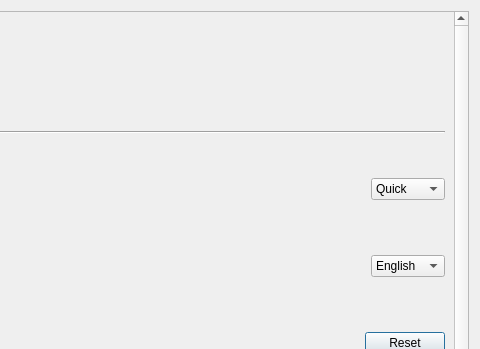
Qt form dialogs/settingsdialog.ui (commmrade/PasswordManager) before a commit; both pictures show x 371 to 851 and y 0 to 349 of the 851 by 688 pixel window.
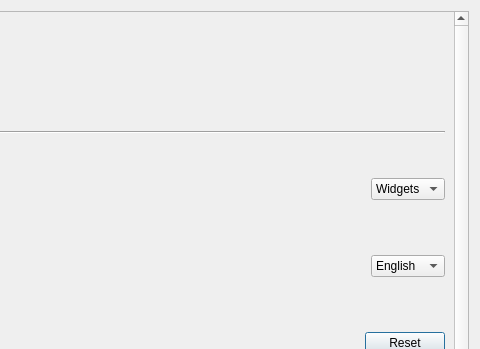
The same form after that commit.

The edit to the form file:
```diff
--- a/dialogs/settingsdialog.ui
+++ b/dialogs/settingsdialog.ui
@@ -129,7 +129,7 @@
           <widget class="QComboBox" name="guiTypeBox">
            <item>
             <property name="text">
-             <string>Quick</string>
+             <string>Widgets</string>
             </property>
            </item>
            <item>
```
Left out of the diff: 2 changed lines with no effect on the pictures.
